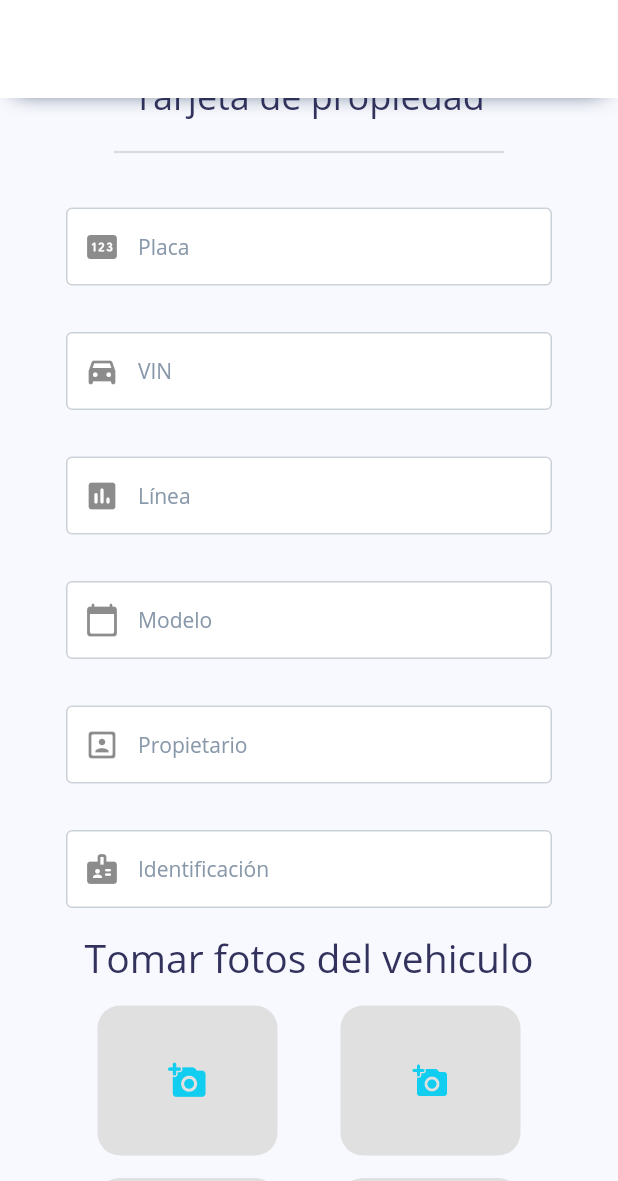
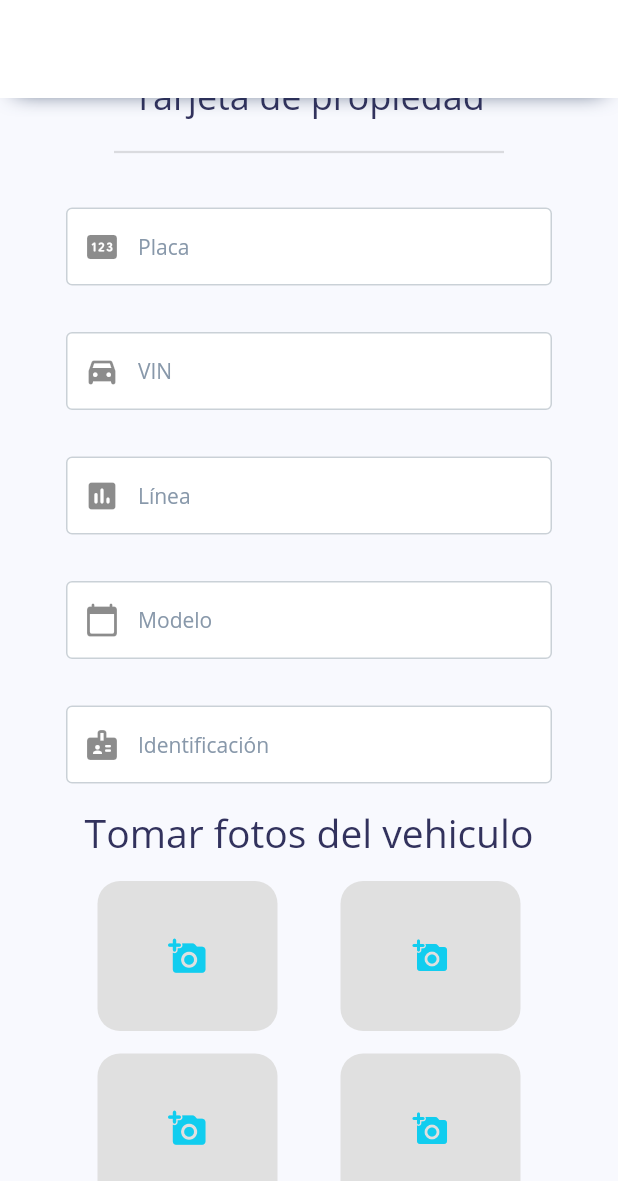
Before and after one commit to ArinPineda/SafeCar, a Flutter app: the Information screen opened by its route, scrolled down 576 dp, on a phone screen of 412 x 824 dp, the part 55-1236 px from its top. Run offline on Flutter 3.47's test engine with Material 2 defaults, Android fonts, the phone set to English and light mode, and no system bars; our stand-ins replace carousel_slider, image_picker, permission_handler, scrollable_positioned_list; missing offline and left inert: qrscan; network calls fail.

Commit message:
Algunos cambios

```diff
--- a/lib/main.dart
+++ b/lib/main.dart
@@ -4,7 +4,6 @@ import 'package:argon_flutter/screens/dataMenu.dart';
 import 'package:argon_flutter/screens/inspectorMenu.dart';
 import 'package:argon_flutter/screens/logins.dart';
 import 'package:argon_flutter/screens/messengerData.dart';
-import 'package:argon_flutter/screens/searchCar.dart';
 import 'package:flutter/material.dart';
 import 'package:argon_flutter/screens/loginInspector.dart';
 
--- a/lib/screens/information.dart
+++ b/lib/screens/information.dart
@@ -24,6 +24,15 @@ class InformationState extends State<Information> {
   }
 
   TextEditingController _genericBarcode;
+
+  TextEditingController _name;
+  TextEditingController _ID;
+  TextEditingController _IDType;
+  TextEditingController _placa;
+  TextEditingController _VIN;
+  TextEditingController _line;
+  TextEditingController _model;
+  TextEditingController _IDcard;
 
   File _imageCarPick1 = null;
   File _imageCarPick2 = null;
@@ -192,15 +201,13 @@ class InformationState extends State<Information> {
     );
   }
 
-  void _getIDdocument() async{
+  void _getIDdocument() async {
     _scan();
   }
 
-  void _getPropietyCard() async{
+  void _getPropietyCard() async {
     _scan();
   }
-
-
 
   @override
   Widget build(BuildContext context) {
@@ -222,7 +229,7 @@ class InformationState extends State<Information> {
                 onPressed: () => _showModal("informacion"),
                 label: Text("Escanear información"),
                 icon: Icon(Icons.camera),
-                ),
+              ),
               SizedBox(height: 1),
               Divider(
                 height: 40.0,
@@ -261,6 +268,7 @@ class InformationState extends State<Information> {
                 child: Input(
                   placeholder: "Nombre",
                   prefixIcon: Icon(Icons.account_circle_sharp),
+                  controller: _name,
                 ),
               ),
               SizedBox(height: 15),
@@ -269,6 +277,7 @@ class InformationState extends State<Information> {
                 child: Input(
                   placeholder: "Número de identificación",
                   prefixIcon: Icon(Icons.badge_rounded),
+                  controller: _ID,
                 ),
               ),
               SizedBox(height: 15),
@@ -277,6 +286,7 @@ class InformationState extends State<Information> {
                 child: Input(
                   placeholder: "Tipo de identificación",
                   prefixIcon: Icon(Icons.content_paste),
+                  controller: _IDType,
                 ),
               ),
               SizedBox(height: 1),
@@ -317,6 +327,7 @@ class InformationState extends State<Information> {
                 child: Input(
                   placeholder: "Placa",
                   prefixIcon: Icon(Icons.pin_rounded),
+                  controller: _placa,
                 ),
               ),
               SizedBox(height: 15),
@@ -325,6 +336,7 @@ class InformationState extends State<Information> {
                 child: Input(
                   placeholder: "VIN",
                   prefixIcon: Icon(Icons.directions_car_filled_rounded),
+                  controller: _VIN,
                 ),
               ),
               SizedBox(height: 15),
@@ -333,6 +345,7 @@ class InformationState extends State<Information> {
                 child: Input(
                   placeholder: "Línea",
                   prefixIcon: Icon(Icons.poll_rounded),
+                  controller: _line,
                 ),
               ),
               SizedBox(height: 15),
@@ -341,14 +354,7 @@ class InformationState extends State<Information> {
                 child: Input(
                   placeholder: "Modelo",
                   prefixIcon: Icon(Icons.calendar_today_rounded),
-                ),
-              ),
-              SizedBox(height: 15),
-              Padding(
-                padding: const EdgeInsets.only(top: 16.0),
-                child: Input(
-                  placeholder: "Propietario",
-                  prefixIcon: Icon(Icons.portrait_rounded),
+                  controller: _model,
                 ),
               ),
               SizedBox(height: 15),
@@ -357,6 +363,7 @@ class InformationState extends State<Information> {
                 child: Input(
                   placeholder: "Identificación",
                   prefixIcon: Icon(Icons.badge_rounded),
+                  controller: _IDcard,
                 ),
               ),
               SizedBox(height: 15),
--- a/lib/screens/messengerData.dart
+++ b/lib/screens/messengerData.dart
@@ -96,5 +96,4 @@ class MessengerDataState extends State<MessengerData> {
       ),
     );
   }
-
 }
--- a/lib/widgets/slider-product.dart
+++ b/lib/widgets/slider-product.dart
@@ -54,7 +54,7 @@ class _ProductCarouselState extends State<ProductCarousel> {
               ))
           .toList(),
       options: CarouselOptions(
-          height: 250,
+          height: 260,
           autoPlay: false,
           enlargeCenterPage: false,
           aspectRatio: 4 / 4,
```
Also changed, not shown: lib/screens/carData.dart (+79 -65 lines), lib/screens/dataMenu.dart (+1 -8 lines), lib/screens/getCarData.dart (+42 -31 lines), lib/screens/inspectorMenu.dart (+11 -21 lines), lib/screens/loginInspector.dart (+5 -12 lines), lib/screens/logins.dart (+2 -5 lines), lib/screens/lostKey.dart (+5 -7 lines), lib/screens/searchCar.dart (deleted, +0 -63 lines). Lines whose indentation alone changed are shown as unchanged.
